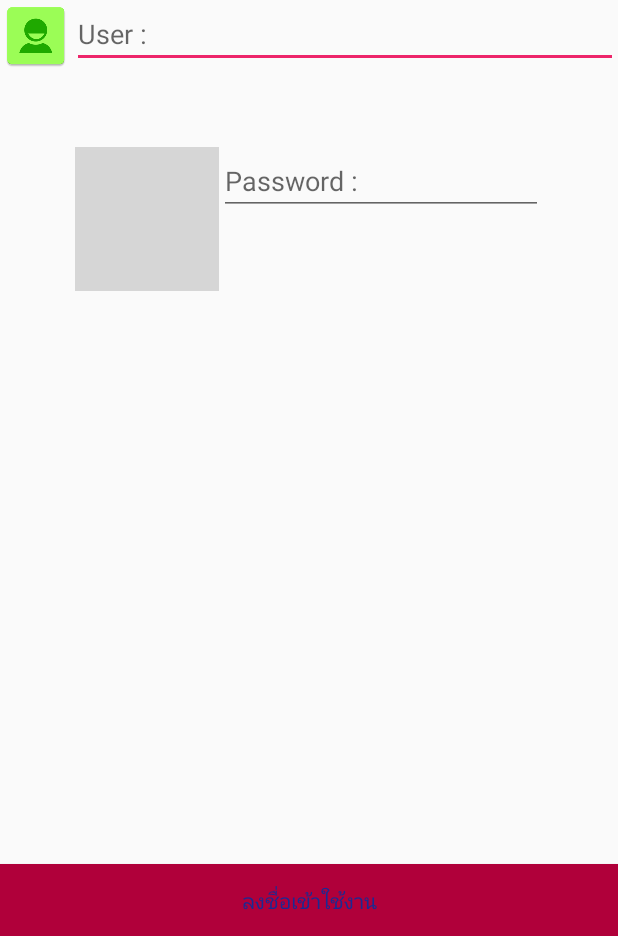
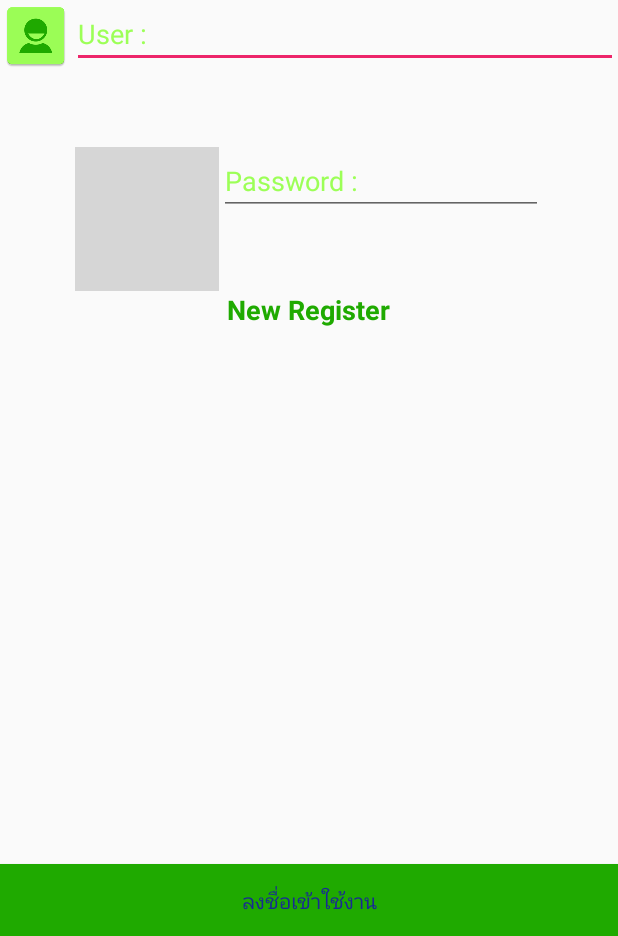
Before and after one commit to prbsattru/MyRBAC1, an Android app: the layout main_fragment.xml on its own in the app's theme, with its tools: preview values and no code run, on a phone screen of 412 x 824 dp, the part 300-1236 px from its top. Run offline under Robolectric (Android 15) with nearby library versions, the phone set to English and light mode, and no system bars; grey boxes are pictures that could not be loaded.

Commit message:
06/08/2017

```diff
--- a/app/src/main/res/layout/activity_main.xml
+++ b/app/src/main/res/layout/activity_main.xml
@@ -14,4 +14,10 @@
         android:layout_width="match_parent"
         android:layout_height="match_parent" />
 
+    <!--Content-->
+    <ImageButton
+        android:scaleType="centerCrop"
+        android:src="@drawable/logo_photo"
+        android:layout_width="match_parent"
+        android:layout_height="match_parent" />
 </RelativeLayout>
--- a/app/src/main/res/layout/main_fragment.xml
+++ b/app/src/main/res/layout/main_fragment.xml
@@ -1,7 +1,6 @@
 <?xml version="1.0" encoding="utf-8"?>
 <RelativeLayout xmlns:android="http://schemas.android.com/apk/res/android"
     android:layout_width="match_parent" android:layout_height="match_parent">
-
 
         <LinearLayout
             android:gravity="center_horizontal"
@@ -27,6 +26,10 @@
                     android:layout_height="wrap_content" />
 
                 <EditText
+                    android:textColor="@color/colorPrimaryDark"
+                    android:textColorHint="@color/colorPrimaryLight"
+                    android:inputType="text"
+                    android:id="@+id/edtUser"
                     android:hint="User :"
                     android:layout_width="match_parent"
                     android:layout_height="wrap_content" />
@@ -47,13 +50,27 @@
                     android:layout_height="wrap_content" />
 
                 <EditText
+                    android:textColor="@color/colorPrimaryDark"
+                    android:textColorHint="@color/colorPrimaryLight"
+                    android:inputType="textPassword"
+                    android:id="@+id/edtPassword"
                     android:hint="Password :"
                     android:layout_width="match_parent"
                     android:layout_height="wrap_content" />
             </LinearLayout>
 
+            <!--New Register-->
+            <TextView
+                android:id="@+id/txtNewRegister"
+                android:clickable="true"
+                android:textColor="@color/colorPrimaryDark"
+                android:textStyle="bold"
+                android:textSize="18dp"
+                android:text="New Register"
+                android:layout_width="wrap_content"
+                android:layout_height="wrap_content" />
+        </LinearLayout>
 
-        </LinearLayout>
 
         <Button
             android:textColor="@color/textcolorPrimary"
--- a/app/src/main/res/values/colors.xml
+++ b/app/src/main/res/values/colors.xml
@@ -1,8 +1,8 @@
 <?xml version="1.0" encoding="utf-8"?>
 <resources>
-    <color name="colorPrimary">#6effff</color>
-    <color name="colorPrimaryDark">#b0003a</color>
-    <color name="colorPrimaryLight">#ff6090</color>
+    <color name="colorPrimary">#64dd17</color>
+    <color name="colorPrimaryDark">#1faa00</color>
+    <color name="colorPrimaryLight">#9cff57</color>
     <color name="textcolorPrimary">#192a94</color>
     <color name="colorAccent">#ed256a</color>
 </resources>
```
Also changed, not shown: app/src/main/res/drawable/logo.png (added), app/src/main/res/drawable/logo_photo.png (added).
